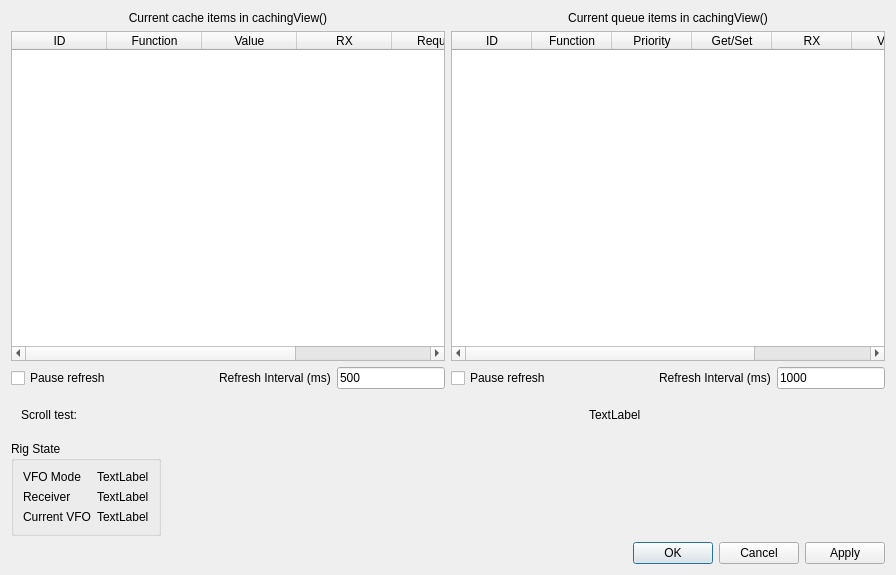
This is debugwindow.ui in adecarolis/wfweb as Qt 5 draws it before an edit. The edited form follows.
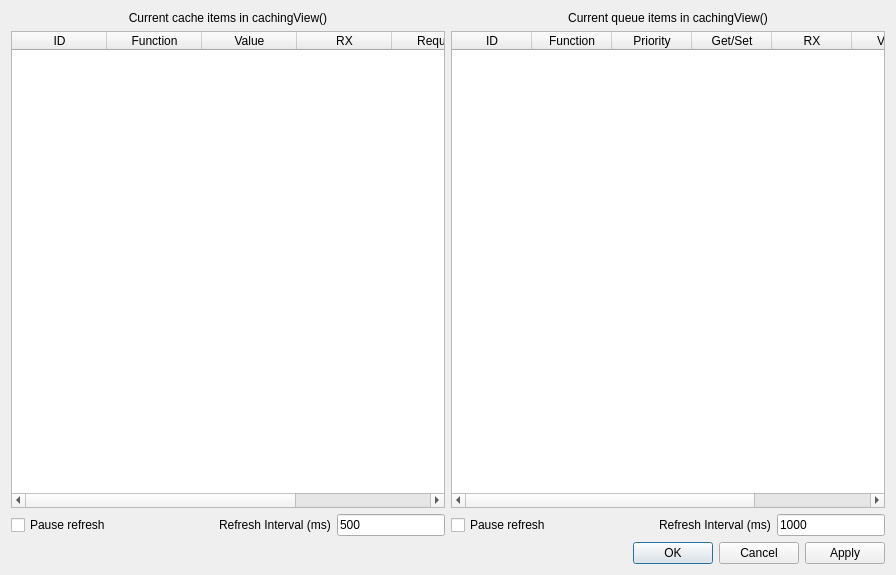
This is the edited form. Custom widgets are drawn as their Qt base class.

The edit to the form file:
```diff
--- a/debugwindow.ui
+++ b/debugwindow.ui
@@ -226,151 +226,10 @@
       </layout>
      </item>
      <item>
-      <layout class="QHBoxLayout" name="horizontalLayout_4">
-       <property name="leftMargin">
-        <number>10</number>
+      <layout class="QGridLayout" name="yaesuLayout">
+       <property name="spacing">
+        <number>2</number>
        </property>
-       <property name="topMargin">
-        <number>10</number>
-       </property>
-       <property name="rightMargin">
-        <number>10</number>
-       </property>
-       <property name="bottomMargin">
-        <number>10</number>
-       </property>
-       <item>
-        <widget class="QLabel" name="label_4">
-         <property name="text">
-          <string>Scroll test:</string>
-         </property>
-        </widget>
-       </item>
-       <item>
-        <widget class="scrolltest" name="scrolltester" native="true">
-         <property name="sizePolicy">
-          <sizepolicy hsizetype="Fixed" vsizetype="Preferred">
-           <horstretch>0</horstretch>
-           <verstretch>0</verstretch>
-          </sizepolicy>
-         </property>
-         <property name="minimumSize">
-          <size>
-           <width>500</width>
-           <height>0</height>
-          </size>
-         </property>
-         <property name="maximumSize">
-          <size>
-           <width>500</width>
-           <height>16777215</height>
-          </size>
-         </property>
-        </widget>
-       </item>
-       <item>
-        <widget class="QLabel" name="scrollTestLabel">
-         <property name="text">
-          <string>TextLabel</string>
-         </property>
-        </widget>
-       </item>
-       <item>
-        <spacer name="horizontalSpacer_3">
-         <property name="orientation">
-          <enum>Qt::Orientation::Horizontal</enum>
-         </property>
-         <property name="sizeHint" stdset="0">
-          <size>
-           <width>40</width>
-           <height>20</height>
-          </size>
-         </property>
-        </spacer>
-       </item>
-      </layout>
-     </item>
-     <item>
-      <layout class="QHBoxLayout" name="horizontalLayout_5">
-       <property name="sizeConstraint">
-        <enum>QLayout::SizeConstraint::SetMinimumSize</enum>
-       </property>
-       <item>
-        <widget class="QGroupBox" name="groupBox">
-         <property name="sizePolicy">
-          <sizepolicy hsizetype="Minimum" vsizetype="Minimum">
-           <horstretch>0</horstretch>
-           <verstretch>0</verstretch>
-          </sizepolicy>
-         </property>
-         <property name="maximumSize">
-          <size>
-           <width>16777215</width>
-           <height>16777215</height>
-          </size>
-         </property>
-         <property name="title">
-          <string>Rig State</string>
-         </property>
-         <layout class="QFormLayout" name="formLayout_2">
-          <item row="0" column="0">
-           <widget class="QLabel" name="label_5">
-            <property name="text">
-             <string>VFO Mode</string>
-            </property>
-           </widget>
-          </item>
-          <item row="0" column="1">
-           <widget class="QLabel" name="vfomode">
-            <property name="text">
-             <string>TextLabel</string>
-            </property>
-           </widget>
-          </item>
-          <item row="1" column="1">
-           <widget class="QLabel" name="receiver">
-            <property name="text">
-             <string>TextLabel</string>
-            </property>
-           </widget>
-          </item>
-          <item row="2" column="0">
-           <widget class="QLabel" name="label_8">
-            <property name="text">
-             <string>Current VFO</string>
-            </property>
-           </widget>
-          </item>
-          <item row="2" column="1">
-           <widget class="QLabel" name="vfo">
-            <property name="text">
-             <string>TextLabel</string>
-            </property>
-           </widget>
-          </item>
-          <item row="1" column="0">
-           <widget class="QLabel" name="label_9">
-            <property name="text">
-             <string>Receiver</string>
-            </property>
-           </widget>
-          </item>
-         </layout>
-        </widget>
-       </item>
-       <item>
-        <spacer name="horizontalSpacer_4">
-         <property name="orientation">
-          <enum>Qt::Orientation::Horizontal</enum>
-         </property>
-         <property name="sizeHint" stdset="0">
-          <size>
-           <width>40</width>
-           <height>20</height>
-          </size>
-         </property>
-        </spacer>
-       </item>
       </layout>
      </item>
      <item>
@@ -387,14 +246,6 @@
    </item>
   </layout>
  </widget>
- <customwidgets>
-  <customwidget>
-   <class>scrolltest</class>
-   <extends>QWidget</extends>
-   <header>scrolltest.h</header>
-   <container>1</container>
-  </customwidget>
- </customwidgets>
  <resources/>
  <connections>
   <connection>
```
